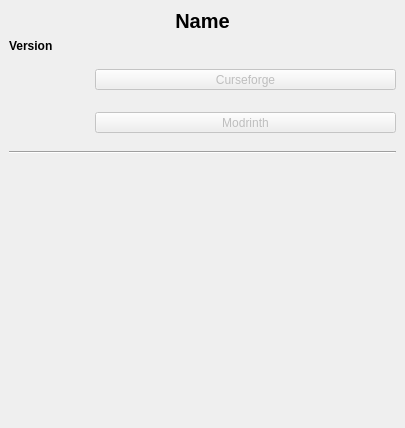
First picture: the form in src/ui/local/localmodinfowidget.ui, repository kaniol-lck/modmanager, before the edit.
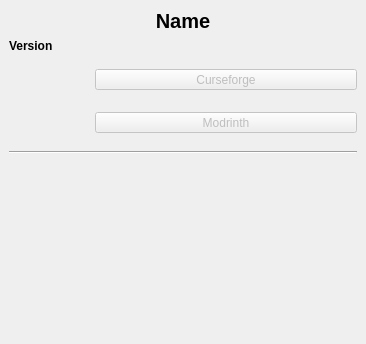
Second picture: the form after the edit. Icons and pictures are not drawn.

Commit message: random fixes on info widget

```diff
--- a/src/ui/local/localmodinfowidget.ui
+++ b/src/ui/local/localmodinfowidget.ui
@@ -6,8 +6,8 @@
    <rect>
     <x>0</x>
     <y>0</y>
-    <width>405</width>
-    <height>428</height>
+    <width>366</width>
+    <height>344</height>
    </rect>
   </property>
   <property name="windowTitle">
@@ -26,17 +26,24 @@
    <property name="bottomMargin">
     <number>0</number>
    </property>
-   <property name="spacing">
-    <number>0</number>
-   </property>
    <item row="0" column="0">
-    <widget class="QStackedWidget" name="stackedWidget">
-     <property name="currentIndex">
-      <number>1</number>
+    <widget class="QScrollArea" name="scrollArea">
+     <property name="frameShape">
+      <enum>QFrame::NoFrame</enum>
      </property>
-     <widget class="QWidget" name="page"/>
-     <widget class="QWidget" name="page_2">
-      <layout class="QVBoxLayout" name="verticalLayout_2">
+     <property name="widgetResizable">
+      <bool>true</bool>
+     </property>
+     <widget class="QWidget" name="scrollAreaWidgetContents">
+      <property name="geometry">
+       <rect>
+        <x>0</x>
+        <y>0</y>
+        <width>366</width>
+        <height>344</height>
+       </rect>
+      </property>
+      <layout class="QVBoxLayout" name="verticalLayout">
        <item>
         <widget class="QLabel" name="modName">
          <property name="sizePolicy">
@@ -102,6 +109,12 @@
              <verstretch>0</verstretch>
             </sizepolicy>
            </property>
+           <property name="minimumSize">
+            <size>
+             <width>39</width>
+             <height>0</height>
+            </size>
+           </property>
            <property name="text">
             <string>Curseforge</string>
            </property>
@@ -150,6 +163,12 @@
              <verstretch>0</verstretch>
             </sizepolicy>
            </property>
+           <property name="minimumSize">
+            <size>
+             <width>39</width>
+             <height>0</height>
+            </size>
+           </property>
            <property name="text">
             <string>Modrinth</string>
            </property>
@@ -204,7 +223,7 @@
          <property name="sizeHint" stdset="0">
           <size>
            <width>20</width>
-           <height>171</height>
+           <height>25</height>
           </size>
          </property>
         </spacer>
```
The commit also changes 5 other files.
